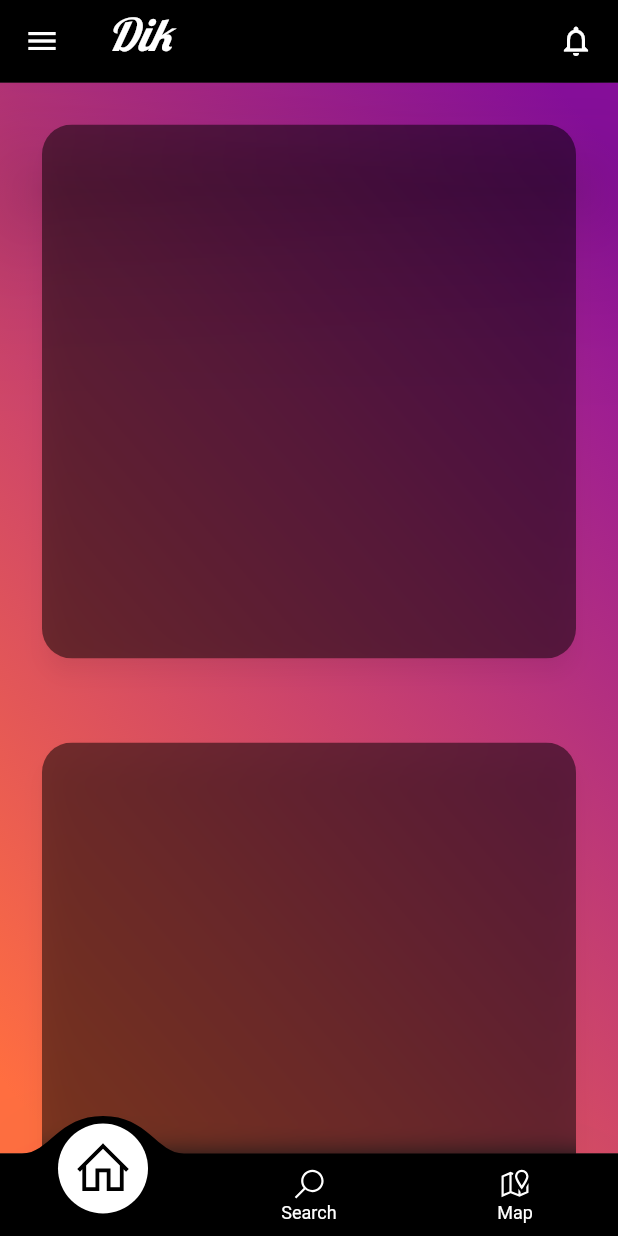
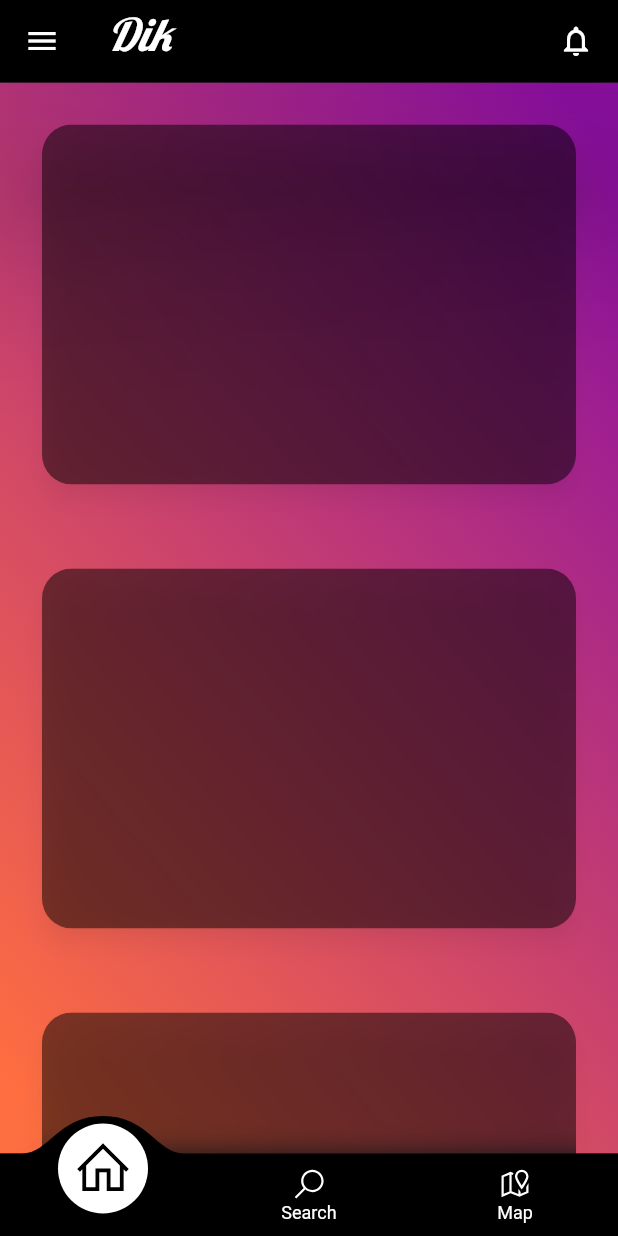
Before and after one commit to erKripad/dik, a Flutter app: the screen it shows after launch, on a phone screen of 412 x 824 dp. Run offline on Flutter 3.47's test engine with Material 2 defaults, Android fonts, the phone set to English and light mode, and no system bars; drawn by our look-alikes of blurrycontainer, convex_bottom_bar; our stand-ins replace google_fonts, line_awesome_flutter.

Commit message:
modified:   lib/theme/home_screen.dart

```diff
--- a/lib/theme/home_screen.dart
+++ b/lib/theme/home_screen.dart
@@ -71,12 +71,23 @@ class _MyStatefulWidgetState extends State<HomeScreen> {
         ),
         height: double.infinity,
         width: double.infinity,
-        child: GridView.count(
+        child: ListView(
           primary: false,
-          crossAxisCount: 1,
+          /*crossAxisCount: 1,
           mainAxisSpacing: 0,
-          crossAxisSpacing: 10,
+          crossAxisSpacing: 10,*/
           children: [
+            Padding(
+              padding: const EdgeInsets.all(28.0),
+              child: BlurryContainer(
+                color: Colors.black.withOpacity(0.5),
+                blur: 8,
+                elevation: 6,
+                height: 240,
+                padding: const EdgeInsets.all(32),
+                child: Column(),
+              ),
+            ),
             Padding(
               padding: const EdgeInsets.all(28.0),
               child: BlurryContainer(
```
